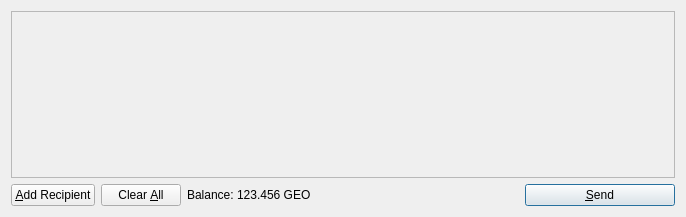
lawiz22/wizcoin, file src/qt/forms/sendcoinsdialog.ui: the form before one commit.
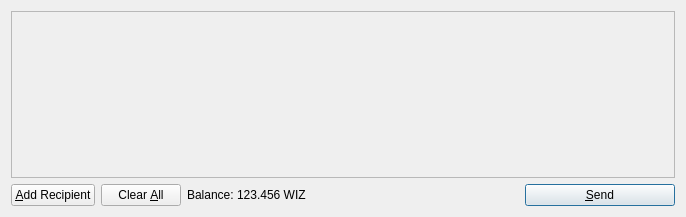
The form after the commit. Icons and pictures are not drawn.

The edit to the form file:
```diff
--- a/src/qt/forms/sendcoinsdialog.ui
+++ b/src/qt/forms/sendcoinsdialog.ui
@@ -119,7 +119,7 @@
           <cursorShape>IBeamCursor</cursorShape>
          </property>
          <property name="text">
-          <string>123.456 GEO</string>
+          <string>123.456 WIZ</string>
          </property>
          <property name="textInteractionFlags">
           <set>Qt::LinksAccessibleByMouse|Qt::TextSelectableByKeyboard|Qt::TextSelectableByMouse</set>
```
